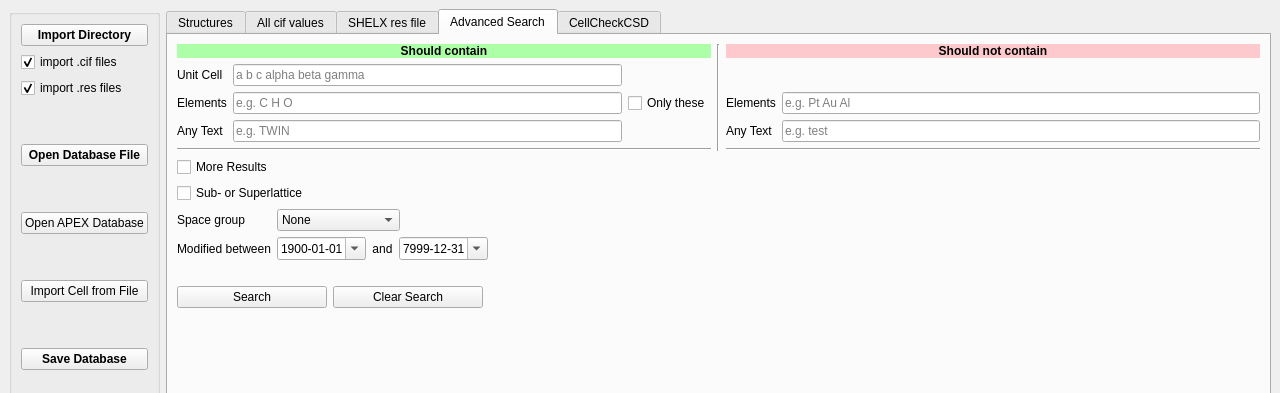
Above: gui/strf_main.ui from dkratzert/StructureDB before the change; both pictures show x 0 to 1280 and y 0 to 393 of the 1280 by 715 pixel window. Below: the same form after it.
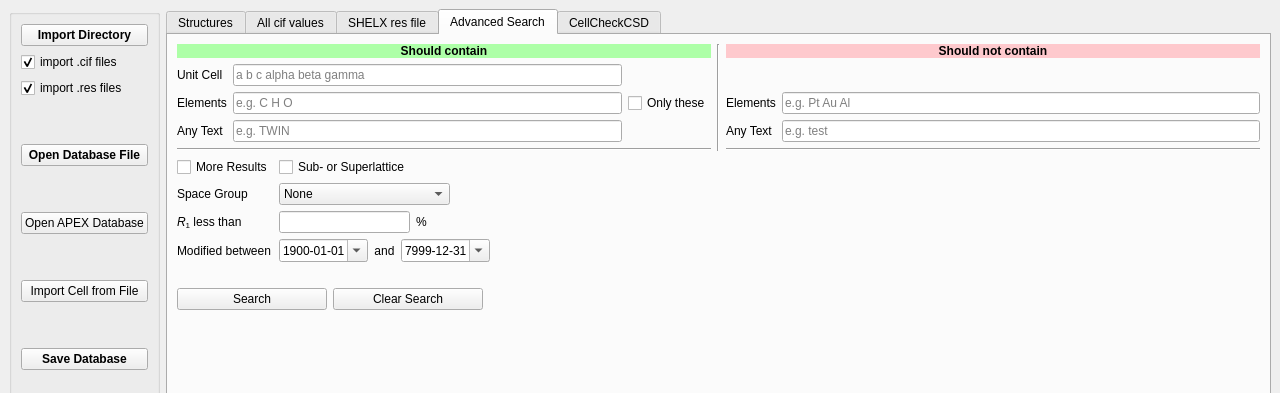
That is the form after the change.

What changed in the file:
```diff
--- a/gui/strf_main.ui
+++ b/gui/strf_main.ui
@@ -1513,14 +1513,196 @@
           </item>
           <item row="3" column="0" colspan="3">
            <layout class="QGridLayout" name="gridLayout_2">
+            <item row="1" column="0">
+             <widget class="QLabel" name="spacegrouplabel">
+              <property name="text">
+               <string>Space Group</string>
+              </property>
+             </widget>
+            </item>
+            <item row="3" column="4">
+             <spacer name="horizontalSpacer_7">
+              <property name="orientation">
+               <enum>Qt::Horizontal</enum>
+              </property>
+              <property name="sizeType">
+               <enum>QSizePolicy::Expanding</enum>
+              </property>
+              <property name="sizeHint" stdset="0">
+               <size>
+                <width>40</width>
+                <height>20</height>
+               </size>
+              </property>
+             </spacer>
+            </item>
+            <item row="3" column="0">
+             <widget class="QLabel" name="modifiedlabel">
+              <property name="text">
+               <string>Modified between</string>
+              </property>
+             </widget>
+            </item>
             <item row="2" column="0">
-             <widget class="QLabel" name="wR2Label_6">
+             <widget class="QLabel" name="wr2_search_label">
+              <property name="sizePolicy">
+               <sizepolicy hsizetype="Maximum" vsizetype="Preferred">
+                <horstretch>0</horstretch>
+                <verstretch>0</verstretch>
+               </sizepolicy>
+              </property>
               <property name="text">
-               <string>Space group</string>
+               <string>&lt;html&gt;&lt;head/&gt;&lt;body&gt;&lt;p&gt;&lt;span style=&quot; font-style:italic;&quot;&gt;R&lt;/span&gt;&lt;span style=&quot; vertical-align:sub;&quot;&gt;1&lt;/span&gt; less than&lt;/p&gt;&lt;/body&gt;&lt;/html&gt;</string>
               </property>
              </widget>
             </item>
+            <item row="2" column="1">
+             <widget class="QLineEdit" name="adv_R1_search_line">
+              <property name="sizePolicy">
+               <sizepolicy hsizetype="Preferred" vsizetype="Fixed">
+                <horstretch>0</horstretch>
+                <verstretch>0</verstretch>
+               </sizepolicy>
+              </property>
+             </widget>
+            </item>
+            <item row="3" column="1" colspan="3">
+             <layout class="QHBoxLayout" name="horizontalLayout_3">
+              <item>
+               <widget class="QDateEdit" name="dateEdit1">
+                <property name="sizePolicy">
+                 <sizepolicy hsizetype="Preferred" vsizetype="Fixed">
+                  <horstretch>0</horstretch>
+                  <verstretch>0</verstretch>
+                 </sizepolicy>
+                </property>
+                <property name="alignment">
+                 <set>Qt::AlignLeading|Qt::AlignLeft|Qt::AlignVCenter</set>
+                </property>
+                <property name="minimumDate">
+                 <date>
+                  <year>1900</year>
+                  <month>1</month>
+                  <day>1</day>
+                 </date>
+                </property>
+                <property name="displayFormat">
+                 <string>yyyy-MM-dd</string>
+                </property>
+                <property name="calendarPopup">
+                 <bool>true</bool>
+                </property>
+                <property name="date">
+                 <date>
+                  <year>1900</year>
+                  <month>1</month>
+                  <day>1</day>
+                 </date>
+                </property>
+               </widget>
+              </item>
+              <item>
+               <widget class="QLabel" name="wR2Label_5">
+                <property name="sizePolicy">
+                 <sizepolicy hsizetype="Minimum" vsizetype="Preferred">
+                  <horstretch>0</horstretch>
+                  <verstretch>0</verstretch>
+                 </sizepolicy>
+                </property>
+                <property name="minimumSize">
+                 <size>
+                  <width>0</width>
+                  <height>0</height>
+                 </size>
+                </property>
+                <property name="layoutDirection">
+                 <enum>Qt::LeftToRight</enum>
+                </property>
+                <property name="text">
+                 <string>and</string>
+                </property>
+                <property name="alignment">
+                 <set>Qt::AlignCenter</set>
+                </property>
+               </widget>
+              </item>
+              <item>
+               <widget class="QDateEdit" name="dateEdit2">
+                <property name="sizePolicy">
+                 <sizepolicy hsizetype="Preferred" vsizetype="Fixed">
+                  <horstretch>0</horstretch>
+                  <verstretch>0</verstretch>
+                 </sizepolicy>
+                </property>
+                <property name="correctionMode">
+                 <enum>QAbstractSpinBox::CorrectToNearestValue</enum>
+                </property>
+                <property name="maximumDate">
+                 <date>
+                  <year>7999</year>
+                  <month>12</month>
+                  <day>31</day>
+                 </date>
+                </property>
+                <property name="minimumDate">
+                 <date>
+                  <year>1752</year>
+                  <month>9</month>
+                  <day>14</day>
+                 </date>
+                </property>
+                <property name="displayFormat">
+                 <string>yyyy-MM-dd</string>
+                </property>
+                <property name="calendarPopup">
+                 <bool>true</bool>
+                </property>
+                <property name="date">
+                 <date>
+                  <year>7999</year>
+                  <month>12</month>
+                  <day>31</day>
+                 </date>
+                </property>
+               </widget>
+              </item>
+             </layout>
+            </item>
             <item row="2" column="2">
+             <widget class="QLabel" name="label_2">
+              <property name="text">
+               <string>%</string>
+              </property>
+             </widget>
+            </item>
+            <item row="2" column="3" colspan="2">
+             <spacer name="horizontalSpacer_10">
+              <property name="orientation">
+               <enum>Qt::Horizontal</enum>
+              </property>
+              <property name="sizeHint" stdset="0">
+               <size>
+                <width>40</width>
+                <height>20</height>
+               </size>
+              </property>
+             </spacer>
+            </item>
+            <item row="0" column="0">
+             <widget class="QCheckBox" name="adv_moreResultscheckBox">
+              <property name="text">
+               <string>More Results</string>
+              </property>
+             </widget>
+            </item>
+            <item row="0" column="1">
+             <widget class="QCheckBox" name="adv_superlatticeCheckBox">
+              <property name="text">
+               <string>Sub- or Superlattice</string>
+              </property>
+             </widget>
+            </item>
+            <item row="1" column="3" colspan="2">
              <spacer name="horizontalSpacer_4">
               <property name="orientation">
                <enum>Qt::Horizontal</enum>
@@ -1533,8 +1715,14 @@
               </property>
              </spacer>
             </item>
-            <item row="2" column="1">
+            <item row="1" column="1" colspan="2">
              <widget class="QComboBox" name="SpGrpComboBox">
+              <property name="sizePolicy">
+               <sizepolicy hsizetype="Preferred" vsizetype="Fixed">
+                <horstretch>0</horstretch>
+                <verstretch>0</verstretch>
+               </sizepolicy>
+              </property>
               <property name="toolTip">
                <string>&lt;html&gt;&lt;head/&gt;&lt;body&gt;&lt;pre style=&quot; margin-top:12px; margin-bottom:12px; margin-left:0px; margin-right:0px; -qt-block-indent:0; text-indent:0px; background-color:#ffffff;&quot;&gt;&lt;span style=&quot; font-family:'Menlo'; color:#000000; background-color:#ffffff;&quot;&gt;Be aware that not every cif file before SHELXL-2013 has a space group number. These will not be found.&lt;/span&gt;&lt;/pre&gt;&lt;/body&gt;&lt;/html&gt;</string>
               </property>
@@ -2695,130 +2883,6 @@
               </item>
              </widget>
             </item>
-            <item row="3" column="0">
-             <widget class="QLabel" name="wR2Label_4">
-              <property name="text">
-               <string>Modified between</string>
-              </property>
-             </widget>
-            </item>
-            <item row="3" column="1" colspan="2">
-             <layout class="QGridLayout" name="gridLayout_8">
-              <item row="0" column="5">
-               <spacer name="horizontalSpacer_5">
-                <property name="orientation">
-                 <enum>Qt::Horizontal</enum>
-                </property>
-                <property name="sizeType">
-                 <enum>QSizePolicy::Expanding</enum>
-                </property>
-                <property name="sizeHint" stdset="0">
-                 <size>
-                  <width>1</width>
-                  <height>20</height>
-                 </size>
-                </property>
-               </spacer>
-              </item>
-              <item row="0" column="2">
-               <widget class="QDateEdit" name="dateEdit1">
-                <property name="date">
-                 <date>
-                  <year>1900</year>
-                  <month>1</month>
-                  <day>1</day>
-                 </date>
-                </property>
-                <property name="minimumDate">
-                 <date>
-                  <year>1900</year>
-                  <month>1</month>
-                  <day>1</day>
-                 </date>
-                </property>
-                <property name="displayFormat">
-                 <string>yyyy-MM-dd</string>
-                </property>
-                <property name="calendarPopup">
-                 <bool>true</bool>
-                </property>
-               </widget>
-              </item>
-              <item row="0" column="4">
-               <widget class="QDateEdit" name="dateEdit2">
-                <property name="correctionMode">
-                 <enum>QAbstractSpinBox::CorrectToNearestValue</enum>
-                </property>
-                <property name="date">
-                 <date>
-                  <year>7999</year>
-                  <month>12</month>
-                  <day>31</day>
-                 </date>
-                </property>
-                <property name="maximumDate">
-                 <date>
-                  <year>7999</year>
-                  <month>12</month>
-                  <day>31</day>
-                 </date>
-                </property>
-                <property name="minimumDate">
-                 <date>
-                  <year>1752</year>
-                  <month>9</month>
-                  <day>14</day>
-                 </date>
-                </property>
-                <property name="displayFormat">
-                 <string>yyyy-MM-dd</string>
-                </property>
-                <property name="calendarPopup">
-                 <bool>true</bool>
-                </property>
-               </widget>
-              </item>
-              <item row="0" column="3">
-               <widget class="QLabel" name="wR2Label_5">
-                <property name="sizePolicy">
-                 <sizepolicy hsizetype="Minimum" vsizetype="Preferred">
-                  <horstretch>0</horstretch>
-                  <verstretch>0</verstretch>
-                 </sizepolicy>
-                </property>
-                <property name="minimumSize">
-                 <size>
-                  <width>0</width>
-                  <height>0</height>
-                 </size>
-                </property>
-                <property name="layoutDirection">
-                 <enum>Qt::LeftToRight</enum>
-                </property>
-                <property name="text">
-                 <string>and</string>
-                </property>
-                <property name="alignment">
-                 <set>Qt::AlignCenter</set>
-                </property>
-               </widget>
-              </item>
-             </layout>
-            </item>
-            <item row="1" column="0" colspan="2">
-             <widget class="QCheckBox" name="adv_superlatticeCheckBox">
-              <property name="text">
-               <string>Sub- or Superlattice</string>
-              </property>
-             </widget>
-            </item>
-            <item row="0" column="0" colspan="2">
-             <widget class="QCheckBox" name="adv_moreResultscheckBox">
-              <property name="text">
-               <string>More Results</string>
-              </property>
-             </widget>
-            </item>
            </layout>
           </item>
          </layout>
```
Left out of the diff: 176 changed lines with no effect on the pictures.
